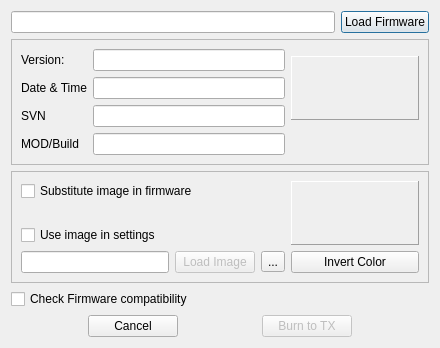
roberto1903/companion9x, file src/burndialog.ui: the form before one commit.
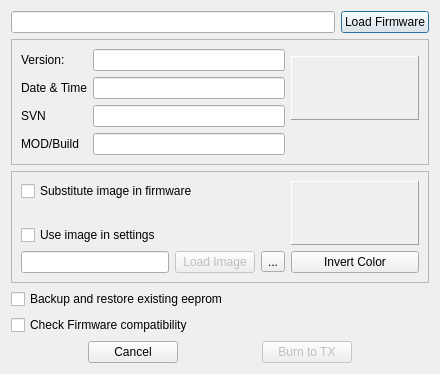
The form after the commit. Icons and pictures are not drawn.

Commit message: Implementing automated firmware upgrade process (with backup and restore of existing eeprom)

Diff of the .ui file:
```diff
--- a/src/burndialog.ui
+++ b/src/burndialog.ui
@@ -7,7 +7,7 @@
     <x>0</x>
     <y>0</y>
     <width>440</width>
-    <height>329</height>
+    <height>354</height>
    </rect>
   </property>
   <property name="sizePolicy">
@@ -335,7 +335,7 @@
        </layout>
       </widget>
      </item>
-     <item row="3" column="0">
+     <item row="4" column="0">
       <widget class="QCheckBox" name="EEpromCB">
        <property name="sizePolicy">
         <sizepolicy hsizetype="Minimum" vsizetype="Minimum">
@@ -348,6 +348,19 @@
        </property>
       </widget>
      </item>
+     <item row="3" column="0">
+      <widget class="QCheckBox" name="EEbackupCB">
+       <property name="enabled">
+        <bool>true</bool>
+       </property>
+       <property name="text">
+        <string>Backup and restore existing eeprom</string>
+       </property>
+       <property name="tristate">
+        <bool>false</bool>
+       </property>
+      </widget>
+     </item>
     </layout>
    </item>
    <item row="1" column="0">
```
Left out of the diff: 66 changed lines with no effect on the pictures. The commit also changes 3 other files.
